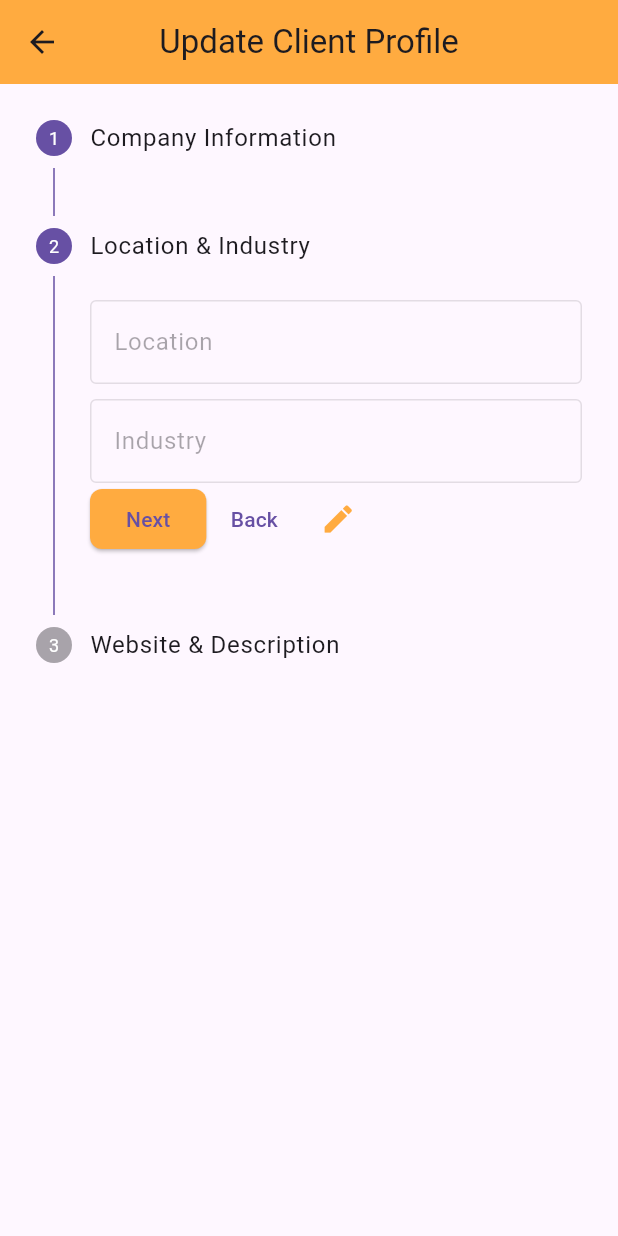
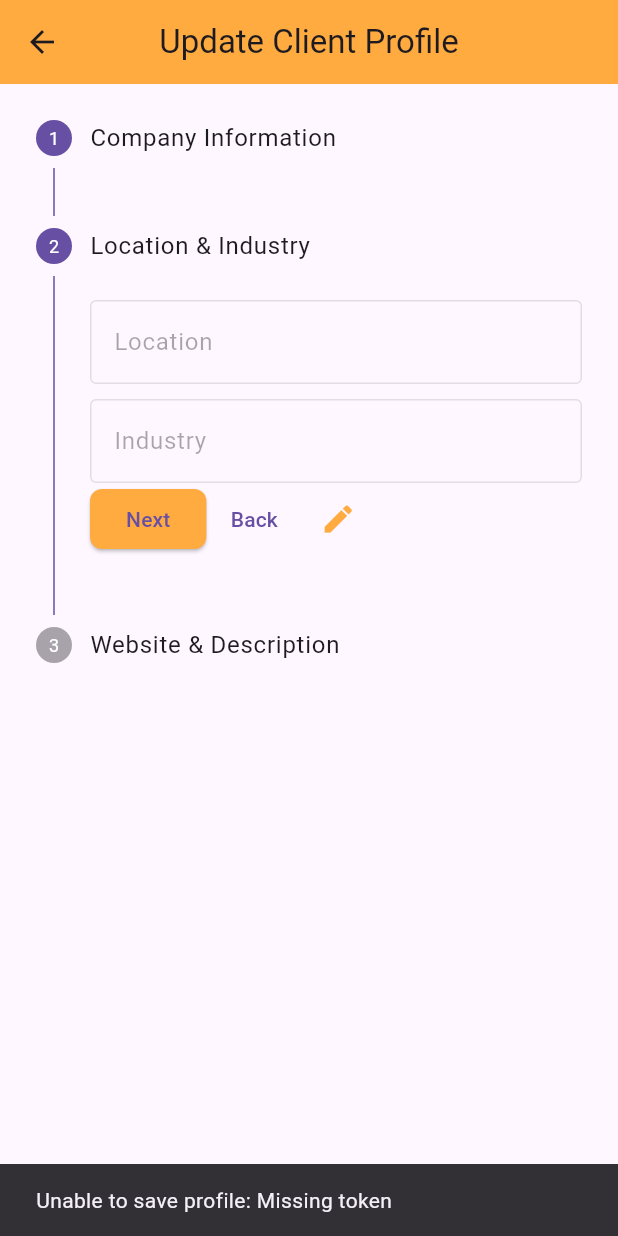
Before and after one commit to Saurabh-Grg/frontend_onehive, a Flutter app: the ClientProfileUpdate screen opened directly with empty values, after a tap on "Next", on a phone screen of 412 x 824 dp. Run offline on Flutter 3.47's test engine with Material 3 defaults, Android fonts, the phone set to English and light mode, and no system bars; our stand-ins replace file_picker, image_picker, shared_preferences, table_calendar; accounts and stored records are empty.

```diff
--- a/lib/providers/user_provider.dart
+++ b/lib/providers/user_provider.dart
@@ -3,11 +3,26 @@
 import '../models/user.dart';
 
 class UserProvider with ChangeNotifier {
+  // Private field to store the current user object
+  User? _currentUser;
+
   // Private field to store the current user's ID
   String _currentUserId = '';
+  String? _token; // Add a field to store the token
+
+
+  // Getter for the current user
+  User? get currentUser => _currentUser;
+  String? get token => _token; // Add a getter to retrieve the token
 
   // Getter for currentUserId
   String get currentUserId => _currentUserId;
+
+  // void setUser(User user, String token) {
+  //   _user = user;
+  //   _token = token; // Store the token
+  //   notifyListeners();
+  // }
 
   // Method to set the current user ID and notify listeners
   void setCurrentUserId(String userId) {
@@ -15,15 +30,13 @@
     notifyListeners(); // Notifies listeners that a change has occurred
   }
 
-  // Private field to store the current user object
-  User? _currentUser;
 
-  // Getter for the current user
-  User? get currentUser => _currentUser;
+
 
   // Method to set the current user and notify listeners
-  void setUser(User user) {
+  void setUser(User user, String token) {
     _currentUser = user;
+    _token = token; // Store the token
     notifyListeners(); // Notifies listeners of the change
   }
 
--- a/lib/screens/client_profile_creation.dart
+++ b/lib/screens/client_profile_creation.dart
@@ -2,9 +2,11 @@
 
 import 'package:flutter/material.dart';
 import 'package:image_picker/image_picker.dart';
+import 'package:provider/provider.dart';
 import 'package:shared_preferences/shared_preferences.dart';
 import 'package:http/http.dart' as http;
 
+import '../providers/user_provider.dart';
 import 'client_dashboard.dart';
 
 class ClientProfileCreation extends StatefulWidget {
@@ -271,8 +273,15 @@
   }
 
   Future<void> createClientProfile(Map<String, dynamic> profileData, XFile? profileImage) async {
-    SharedPreferences prefs = await SharedPreferences.getInstance();
-    final token = prefs.getString('token');
+    final userProvider = Provider.of<UserProvider>(context, listen: false);
+    final token = userProvider.token;
+
+    if (token == null) {
+      ScaffoldMessenger.of(context).showSnackBar(
+        SnackBar(content: Text('Unable to save profile: Missing token')),
+      );
+      return;
+    }
 
     var uri = Uri.parse('http://localhost:3000/api/clientProfile/client-profile');
     var request = http.MultipartRequest('POST', uri);
--- a/lib/screens/client_profile_update.dart
+++ b/lib/screens/client_profile_update.dart
@@ -3,7 +3,10 @@
 import 'package:image_picker/image_picker.dart';
 import 'dart:io';
 import 'package:http/http.dart' as http;
+import 'package:provider/provider.dart';
 import 'package:shared_preferences/shared_preferences.dart';
+
+import '../providers/user_provider.dart';
 
 class ClientProfileUpdate extends StatefulWidget {
   final String profileID; // Required parameter for profile ID
@@ -42,8 +45,15 @@
   }
 
   Future<void> _fetchProfileData(String profileId) async {
-    SharedPreferences prefs = await SharedPreferences.getInstance();
-    final token = prefs.getString('token');
+    final userProvider = Provider.of<UserProvider>(context, listen: false);
+    final token = userProvider.token;
+
+    if (token == null) {
+      ScaffoldMessenger.of(context).showSnackBar(
+        SnackBar(content: Text('Unable to save profile: Missing token')),
+      );
+      return;
+    }
 
     var response = await http.get(
       Uri.parse('http://localhost:3000/api/clientProfile/client-profile'),
--- a/lib/screens/login_form.dart
+++ b/lib/screens/login_form.dart
@@ -94,7 +94,7 @@
           email: user.email,
           role: user.role,
           city: user.city,
-        ));
+        ), token);
 
         bool isFreelancer = role.trim().toLowerCase() == 'freelancer';
 
@@ -163,7 +163,7 @@
                       TextFormField(
                         controller: _emailController,
                         decoration: InputDecoration(
-                          prefixIcon: Icon(Icons.email, color: Colors.deepOrange,),
+                          prefixIcon: Icon(Icons.email,),
                           labelText: 'Email',
                           hintText: 'Enter your email',
                           filled: true,
@@ -187,7 +187,7 @@
                         controller: _passwordController,
                         obscureText: !_isPasswordVisible, // Toggle password visibility
                         decoration: InputDecoration(
-                          prefixIcon: Icon(Icons.lock, color: Colors.deepOrange,),
+                          prefixIcon: Icon(Icons.lock,),
                           labelText: 'Password',
                           hintText: 'Enter your password',
                           filled: true,
```
Also changed, not shown: lib/screens/freelancer_profile_creation.dart (+104 -31 lines).
